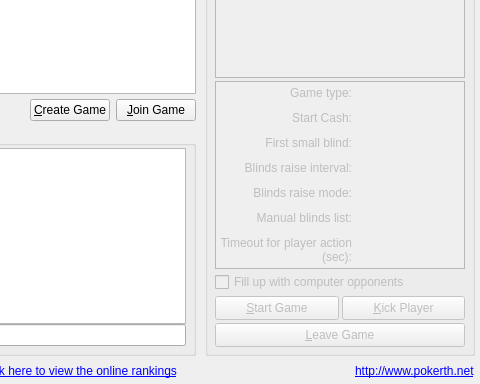
This is src/gui/qt/gamelobbydialog.ui in pokerth/pokerth as Qt 5 draws it before an edit; both pictures show x 395 to 875 and y 186 to 570 of the 875 by 570 pixel window. The edited form follows.
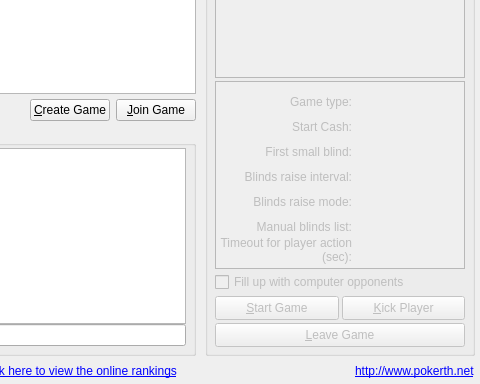
This is the edited form. Icons and pictures are not drawn.

Commit message: alingment changes in gamelobby

Diff of the .ui file:
```diff
--- a/src/gui/qt/gamelobbydialog.ui
+++ b/src/gui/qt/gamelobbydialog.ui
@@ -440,7 +440,7 @@
              <string>Game type:</string>
             </property>
             <property name="alignment">
-             <set>Qt::AlignRight|Qt::AlignTop|Qt::AlignTrailing</set>
+             <set>Qt::AlignBottom|Qt::AlignRight|Qt::AlignTrailing</set>
             </property>
             <property name="wordWrap">
              <bool>true</bool>
@@ -489,7 +489,7 @@
              <string>Start Cash:</string>
             </property>
             <property name="alignment">
-             <set>Qt::AlignRight|Qt::AlignTop|Qt::AlignTrailing</set>
+             <set>Qt::AlignBottom|Qt::AlignRight|Qt::AlignTrailing</set>
             </property>
             <property name="wordWrap">
              <bool>true</bool>
@@ -515,7 +515,7 @@
              <string>First small blind:</string>
             </property>
             <property name="alignment">
-             <set>Qt::AlignRight|Qt::AlignTop|Qt::AlignTrailing</set>
+             <set>Qt::AlignBottom|Qt::AlignRight|Qt::AlignTrailing</set>
             </property>
             <property name="wordWrap">
              <bool>true</bool>
@@ -541,7 +541,7 @@
              <string>Blinds raise interval:</string>
             </property>
             <property name="alignment">
-             <set>Qt::AlignRight|Qt::AlignTop|Qt::AlignTrailing</set>
+             <set>Qt::AlignBottom|Qt::AlignRight|Qt::AlignTrailing</set>
             </property>
             <property name="wordWrap">
              <bool>true</bool>
@@ -567,7 +567,7 @@
              <string>Blinds raise mode:</string>
             </property>
             <property name="alignment">
-             <set>Qt::AlignRight|Qt::AlignTop|Qt::AlignTrailing</set>
+             <set>Qt::AlignBottom|Qt::AlignRight|Qt::AlignTrailing</set>
             </property>
             <property name="wordWrap">
              <bool>true</bool>
@@ -596,7 +596,7 @@
              <string>Manual blinds list:</string>
             </property>
             <property name="alignment">
-             <set>Qt::AlignRight|Qt::AlignTop|Qt::AlignTrailing</set>
+             <set>Qt::AlignBottom|Qt::AlignRight|Qt::AlignTrailing</set>
             </property>
             <property name="wordWrap">
              <bool>true</bool>
```
Left out of the diff: 16 changed lines with no effect on the pictures.
